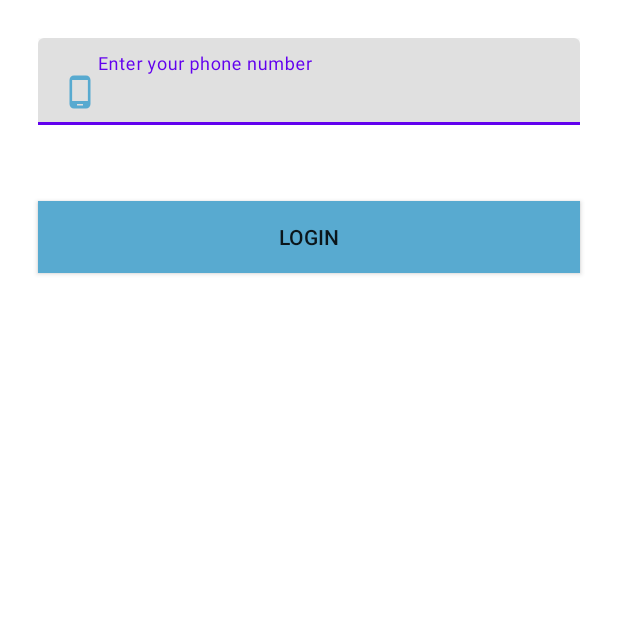
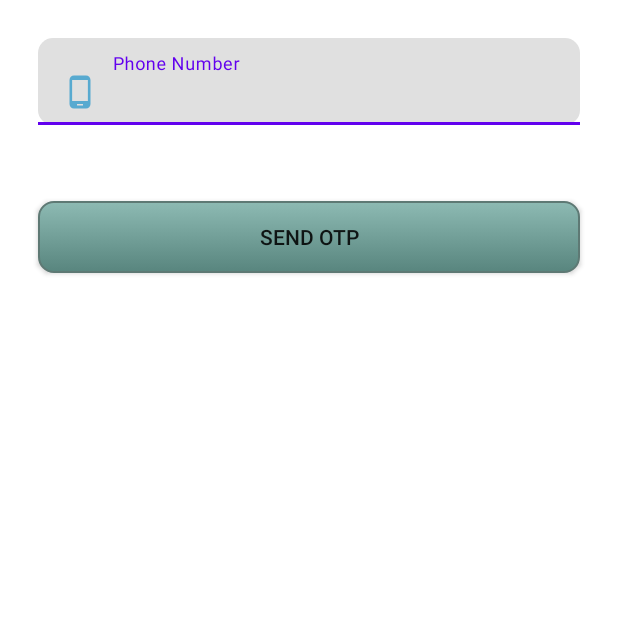
Before and after one commit to amank9709/FriendsLocation, an Android app built with Jetpack Compose: the screen it shows after launch (LoginActivity), on a phone screen of 412 x 824 dp, the top half of it. Run offline under Robolectric (Android 15) with nearby library versions, the phone set to English and light mode, and no system bars; our stand-ins replace Firebase (no records; nobody signed in at launch, a user with empty details on screens opened directly); 3 statements that could not run were skipped.

```diff
--- a/app/build.gradle.kts
+++ b/app/build.gradle.kts
@@ -77,6 +77,7 @@ dependencies {
     implementation("androidx.appcompat:appcompat:1.6.1")
     implementation ("com.google.android.gms:play-services-maps:18.1.0")
     implementation("com.google.android.gms:play-services-location:21.0.1")
+    implementation("com.google.android.gms:play-services-places:17.0.0")
 
     implementation ("com.google.firebase:firebase-appcheck-safetynet:16.1.2")
     implementation ("com.google.firebase:firebase-appcheck-ktx:17.0.1")
--- a/app/src/main/AndroidManifest.xml
+++ b/app/src/main/AndroidManifest.xml
@@ -11,7 +11,7 @@
     <uses-permission android:name="android.permission.POST_NOTIFICATIONS" />
 
     <application
-        android:name=".LocationNotificationChannel"
+        android:name=".HelperClasses.LocationNotificationChannel"
         android:allowBackup="true"
         android:dataExtractionRules="@xml/data_extraction_rules"
         android:fullBackupContent="@xml/backup_rules"
@@ -21,7 +21,7 @@
         android:supportsRtl="true"
         android:theme="@style/Theme.FriendsLocation"
         tools:targetApi="31">
-        <service android:name=".LocationService" android:foregroundServiceType="location"/>
+        <service android:name=".Services.LocationService" android:foregroundServiceType="location"/>
         <activity
             android:name=".LoginActivity"
             android:exported="true"
--- a/app/src/main/java/com/example/friendslocation/LocationNotificationChannel.kt
+++ b/app/src/main/java/com/example/friendslocation/HelperClasses/LocationNotificationChannel.kt
@@ -1,4 +1,4 @@
-package com.example.friendslocation
+package com.example.friendslocation.HelperClasses
 
 import android.app.Application
 import android.app.NotificationChannel
--- a/app/src/main/java/com/example/friendslocation/LocationClient.kt
+++ b/app/src/main/java/com/example/friendslocation/Interfaces/LocationClient.kt
@@ -1,4 +1,4 @@
-package com.example.friendslocation
+package com.example.friendslocation.Interfaces
 
 import android.location.Location
 import kotlinx.coroutines.flow.Flow
--- a/app/src/main/java/com/example/friendslocation/LocationFetcherClient.kt
+++ b/app/src/main/java/com/example/friendslocation/LocationFetcherClient.kt
@@ -5,6 +5,8 @@ import android.content.Context
 import android.location.Location
 import android.location.LocationManager
 import android.os.Looper
+import com.example.friendslocation.HelperClasses.LocationHelper
+import com.example.friendslocation.Interfaces.LocationClient
 import com.google.android.gms.location.FusedLocationProviderClient
 import com.google.android.gms.location.LocationCallback
 import com.google.android.gms.location.LocationRequest
--- /dev/null
+++ b/app/src/main/res/drawable/baseline_search_24.xml
@@ -0,0 +1,5 @@
+<vector android:height="24dp" android:tint="#5EE2E2"
+    android:viewportHeight="24" android:viewportWidth="24"
+    android:width="24dp" xmlns:android="http://schemas.android.com/apk/res/android">
+    <path android:fillColor="@android:color/white" android:pathData="M15.5,14h-0.79l-0.28,-0.27C15.41,12.59 16,11.11 16,9.5 16,5.91 13.09,3 9.5,3S3,5.91 3,9.5 5.91,16 9.5,16c1.61,0 3.09,-0.59 4.23,-1.57l0.27,0.28v0.79l5,4.99L20.49,19l-4.99,-5zM9.5,14C7.01,14 5,11.99 5,9.5S7.01,5 9.5,5 14,7.01 14,9.5 11.99,14 9.5,14z"/>
+</vector>
--- /dev/null
+++ b/app/src/main/res/drawable/rounded_corner.xml
@@ -0,0 +1,24 @@
+<?xml version="1.0" encoding="utf-8"?>
+<selector xmlns:android="http://schemas.android.com/apk/res/android" >
+    <item android:state_pressed="true" >
+        <shape android:shape="rectangle"  >
+            <corners android:radius="10dp" />
+            <stroke android:width="1dip" android:color="#5e7974" />
+            <gradient android:angle="-90" android:startColor="#345953" android:endColor="#689a92"  />
+        </shape>
+    </item>
+    <item android:state_focused="true">
+        <shape android:shape="rectangle"  >
+            <corners android:radius="10dp" />
+            <stroke android:width="1dip" android:color="#5e7974" />
+            <solid android:color="#58857e"/>
+        </shape>
+    </item>
+    <item >
+        <shape android:shape="rectangle"  >
+            <corners android:radius="10dp" />
+            <stroke android:width="1dip" android:color="#5e7974" />
+            <gradient android:angle="-90" android:startColor="#8dbab3" android:endColor="#58857e" />
+        </shape>
+    </item>
+</selector>
--- a/app/src/main/res/layout/activity_login.xml
+++ b/app/src/main/res/layout/activity_login.xml
@@ -11,19 +11,27 @@
         android:layout_height="wrap_content"
         android:layout_centerHorizontal="true"
         android:layout_margin="25dp"
+
+        app:boxCornerRadiusBottomStart="10dp"
+        app:boxCornerRadiusBottomEnd="10dp"
+        app:boxCornerRadiusTopEnd="10dp"
+        app:boxCornerRadiusTopStart="10dp"
         android:textAlignment="center"
-        android:background="?selectableItemBackground"
-        android:layout_marginTop="20dp">
+        android:layout_marginTop="200dp">
 
         <com.google.android.material.textfield.TextInputEditText
             android:id="@+id/phone_number"
             android:drawableStart="@drawable/phone_drawable_start"
             android:layout_width="match_parent"
             android:layout_height="wrap_content"
-            android:textAlignment="textStart"
             android:inputType="number"
             android:maxLength="10"
-            android:hint="Enter your phone number" />
+            android:lines="1"
+            android:textAlignment="center"
+            android:drawablePadding="10dp"
+            android:hint="@string/phone_number" />
+
+
     </com.google.android.material.textfield.TextInputLayout>
 
     <com.google.android.material.textfield.TextInputLayout
@@ -46,6 +54,7 @@
             android:textAlignment="textStart"
             android:inputType="number"
             android:maxLength="10"
+            android:drawablePadding="10dp"
             android:hint="Enter the Received OTP" />
     </com.google.android.material.textfield.TextInputLayout>
 
@@ -53,13 +62,16 @@
     <Button
         android:id="@+id/login_button"
         android:layout_width="match_parent"
-        android:background="#58AAD0"
         android:layout_height="wrap_content"
         android:layout_below="@id/Otp_input_layout"
         android:layout_centerHorizontal="true"
-        android:layout_margin="25dp"
-        android:layout_marginTop="15dp"
-        android:text="Login" />
+        android:layout_marginStart="25dp"
+        android:layout_marginTop="25dp"
+        android:layout_marginEnd="25dp"
+        android:layout_marginBottom="25dp"
+        android:background="@drawable/rounded_corner"
+
+        android:text="@string/login" />
 
     <Button
         android:id="@+id/Otp_buttonn"
@@ -71,6 +83,6 @@
         android:layout_centerHorizontal="true"
         android:layout_margin="25dp"
         android:layout_marginTop="15dp"
-        android:text="Verify" />
+        android:text="@string/verify" />
 
 </RelativeLayout>
--- a/app/src/main/res/values/strings.xml
+++ b/app/src/main/res/values/strings.xml
@@ -1,4 +1,8 @@
 <resources>
     <string name="app_name">FriendsLocation</string>
     <string name="title_activity_login">LoginActivity</string>
+    <string name="login">Send OTP</string>
+    <string name="verify">Verify</string>
+    <string name="phone_number">Phone Number</string>
+    <string name="search_places">Search Places</string>
 </resources>
```
Also changed, not shown: app/src/main/java/com/example/friendslocation/HelperClasses/LocationHelper.kt (added, +70 -0 lines), app/src/main/java/com/example/friendslocation/LocationHelper.kt (deleted, +0 -51 lines), app/src/main/java/com/example/friendslocation/MainActivity.kt (+90 -73 lines), app/src/main/java/com/example/friendslocation/Model/LiveLocation.kt (added, +9 -0 lines), app/src/main/java/com/example/friendslocation/Model/Users.kt (added, +9 -0 lines), app/src/main/java/com/example/friendslocation/Services/LocationService.kt (renamed from app/src/main/java/com/example/friendslocation/LocationService.kt, +9 -2 lines), app/src/main/res/layout/activity_main.xml (+42 -11 lines).
